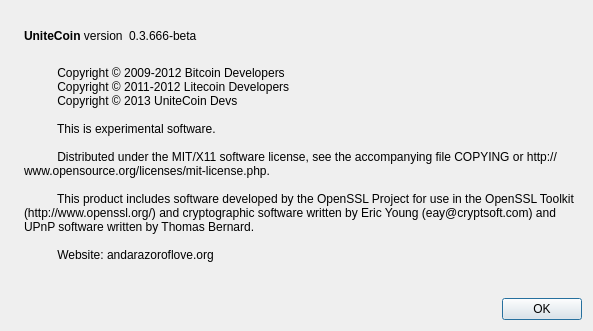
Before: the Qt Designer form src/qt/forms/aboutdialog.ui in chrysophylax69/Unitecoin, drawn with Qt 5.
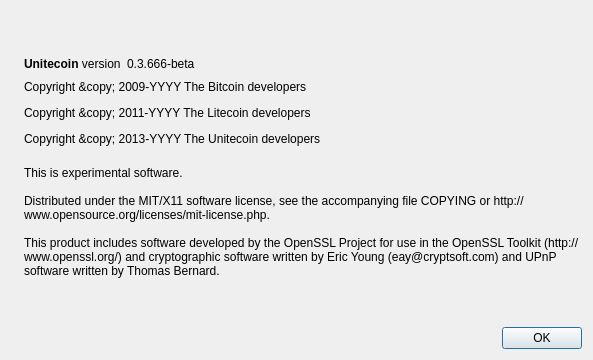
After: the same form once the commit is applied. Icons and pictures are not drawn.

The edit to the form file:
```diff
--- a/src/qt/forms/aboutdialog.ui
+++ b/src/qt/forms/aboutdialog.ui
@@ -7,7 +7,7 @@
     <x>0</x>
     <y>0</y>
     <width>593</width>
-    <height>331</height>
+    <height>360</height>
    </rect>
   </property>
   <property name="windowTitle">
@@ -50,7 +50,7 @@
           <cursorShape>IBeamCursor</cursorShape>
          </property>
          <property name="text">
-          <string>&lt;b&gt;UniteCoin&lt;/b&gt; version</string>
+          <string>&lt;b&gt;Unitecoin&lt;/b&gt; version</string>
          </property>
          <property name="textInteractionFlags">
           <set>Qt::LinksAccessibleByMouse|Qt::TextSelectableByKeyboard|Qt::TextSelectableByMouse</set>
@@ -65,9 +65,6 @@
          <property name="text">
           <string notr="true">0.3.666-beta</string>
          </property>
-         <property name="textFormat">
-          <enum>Qt::RichText</enum>
-         </property>
          <property name="textInteractionFlags">
           <set>Qt::LinksAccessibleByMouse|Qt::TextSelectableByKeyboard|Qt::TextSelectableByMouse</set>
          </property>
@@ -88,6 +85,22 @@
        </item>
       </layout>
      </item>
+     <item>
+      <widget class="QLabel" name="copyrightLabel">
+       <property name="cursor">
+        <cursorShape>IBeamCursor</cursorShape>
+       </property>
+       <property name="text">
+        <string notr="true">&lt;html&gt;&lt;head/&gt;&lt;body&gt;&lt;p&gt;Copyright &amp;amp;copy; 2009-YYYY The Bitcoin developers&lt;/p&gt;&lt;p&gt;Copyright &amp;amp;copy; 2011-YYYY The Litecoin developers&lt;/p&gt;&lt;p&gt;Copyright &amp;amp;copy; 2013-YYYY The Unitecoin developers&lt;/p&gt;&lt;/body&gt;&lt;/html&gt;</string>
+       </property>
+       <property name="textFormat">
+        <enum>Qt::RichText</enum>
+       </property>
+       <property name="textInteractionFlags">
+        <set>Qt::LinksAccessibleByMouse|Qt::TextSelectableByKeyboard|Qt::TextSelectableByMouse</set>
+       </property>
+      </widget>
+     </item>
      <item>
       <widget class="QLabel" name="label_2">
        <property name="cursor">
@@ -95,18 +108,11 @@
        </property>
        <property name="text">
         <string>
-          Copyright © 2009-2012 Bitcoin Developers
-          Copyright © 2011-2012 Litecoin Developers
-          Copyright © 2013 UniteCoin Devs
+This is experimental software.
 
-          This is experimental software.
+Distributed under the MIT/X11 software license, see the accompanying file COPYING or http://www.opensource.org/licenses/mit-license.php.
 
-          Distributed under the MIT/X11 software license, see the accompanying file COPYING or http://www.opensource.org/licenses/mit-license.php.
-
-          This product includes software developed by the OpenSSL Project for use in the OpenSSL Toolkit (http://www.openssl.org/) and cryptographic software written by Eric Young (eay@cryptsoft.com) and UPnP software written by Thomas Bernard.
-
-          Website: andarazoroflove.org
-        </string>
+This product includes software developed by the OpenSSL Project for use in the OpenSSL Toolkit (http://www.openssl.org/) and cryptographic software written by Eric Young (eay@cryptsoft.com) and UPnP software written by Thomas Bernard.</string>
        </property>
        <property name="wordWrap">
         <bool>true</bool>
```
Left out of the diff: 2 changed lines with no effect on the pictures.
